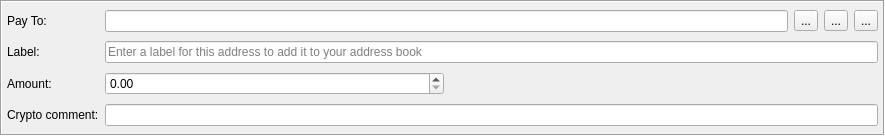
Qt form src/gui/ui/transferframe.ui (Pennykoin/QTPenny) before a commit.
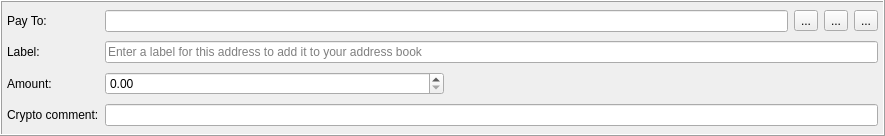
The same form after that commit. Icons and pictures are not drawn.

```diff
--- a/src/gui/ui/transferframe.ui
+++ b/src/gui/ui/transferframe.ui
@@ -17,7 +17,7 @@
    <enum>QFrame::Box</enum>
   </property>
   <property name="frameShadow">
-   <enum>QFrame::Sunken</enum>
+   <enum>QFrame::Raised</enum>
   </property>
   <layout class="QGridLayout" name="gridLayout" columnstretch="0,1,1,1,1,1">
    <property name="leftMargin">
```
